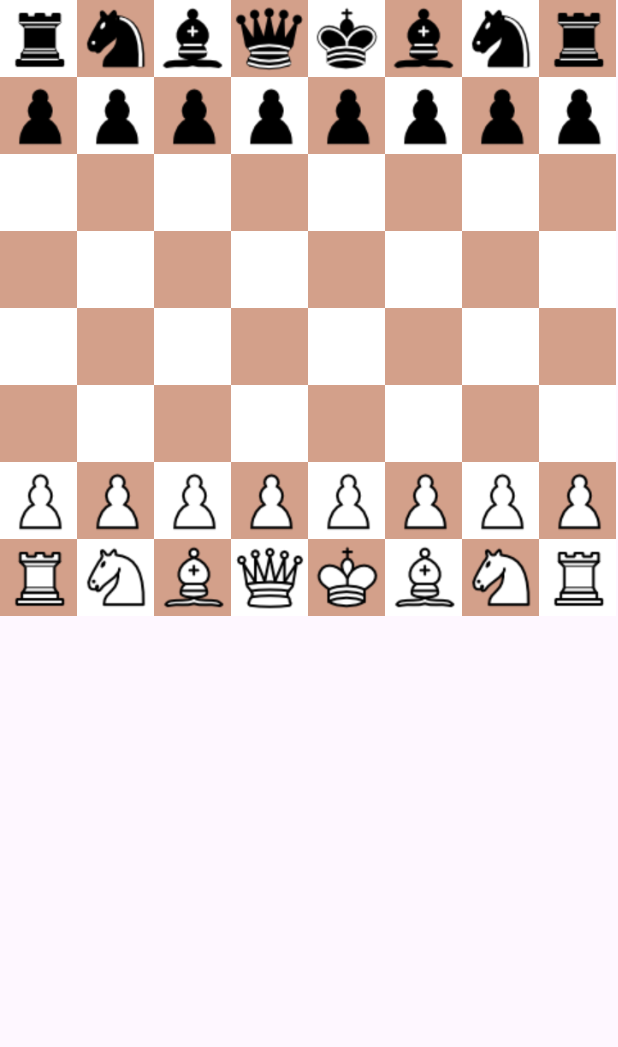
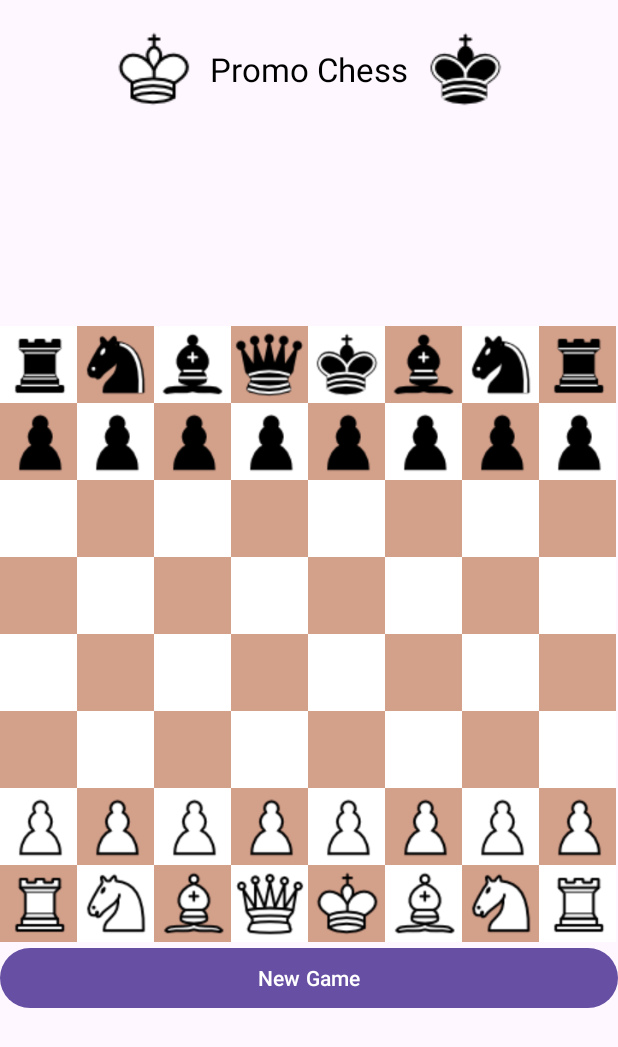
Before and after one commit to dhruv292911/promoChess, an Android app: the screen it shows after launch (MainActivity), on a phone screen of 412 x 824 dp. Shown: the top 1047 px of the screen. Run offline under Robolectric (Android 15) with nearby library versions, the phone set to English and light mode, and no system bars.

Commit message:
Added basic layout, such as title and new game button. Pushed the board down to center of the screen. Fixed another bug in the checkmate algorithm.

```diff
--- a/app/src/main/res/layout/activity_main.xml
+++ b/app/src/main/res/layout/activity_main.xml
@@ -1,15 +1,66 @@
-<GridLayout
+<LinearLayout
     xmlns:android="http://schemas.android.com/apk/res/android"
     xmlns:tools="http://schemas.android.com/tools"
-    android:id="@+id/chessboard"
-    android:layout_width="wrap_content"
+    android:layout_width="match_parent"
     android:layout_height="wrap_content"
-    android:columnCount="8"
-    android:rowCount="8"
-    tools:context=".MainActivity">
+    android:orientation="vertical">
 
-    <!-- Adding ImageViews representing the squares of the chessboard -->
-    <!-- Use repetition or loop to generate 64 ImageViews -->
+    <LinearLayout
+        android:layout_width="match_parent"
+        android:layout_height="wrap_content"
+        android:gravity="center_vertical|center_horizontal"
+        android:padding="16dp">
 
+        <ImageView
+            android:layout_width="wrap_content"
+            android:layout_height="wrap_content"
+            android:src="@drawable/white_king"
+            android:layout_gravity="start"
+            android:layout_marginEnd="8dp"/>
 
-</GridLayout>
+        <TextView
+            android:layout_width="wrap_content"
+            android:layout_height="wrap_content"
+            android:text="Promo Chess"
+            android:textSize="22sp"
+            android:textColor="#000000"/>
+
+        <ImageView
+            android:layout_width="wrap_content"
+            android:layout_height="wrap_content"
+            android:src="@drawable/black_king"
+            android:layout_gravity="end"
+            android:layout_marginStart="8dp"/>
+    </LinearLayout>
+
+    <!-- Empty LinearLayout with 200dp height -->
+    <LinearLayout
+        android:layout_width="match_parent"
+        android:layout_height="125dp"
+        android:orientation="vertical"/>
+
+    <GridLayout
+        android:id="@+id/chessboard"
+        android:layout_width="wrap_content"
+        android:layout_height="wrap_content"
+        android:columnCount="8"
+        android:rowCount="8"/>
+    <!-- New Game Button -->
+    <Button
+        android:id="@+id/new_game_button"
+        android:layout_width="match_parent"
+        android:layout_height="wrap_content"
+        android:layout_gravity="center_horizontal"
+        android:text="New Game"/>
+
+    <!-- Dynamic TextView -->
+    <TextView
+        android:id="@+id/game_over_text"
+        android:layout_width="wrap_content"
+        android:layout_height="wrap_content"
+        android:layout_gravity="center_horizontal"
+        android:textSize="18sp"
+        android:textColor="#FF0000"
+        android:textAlignment="center"/>
+
+</LinearLayout>
```
Also changed, not shown: app/src/main/java/com/example/promochess/VirtualChessGame.kt (+103 -21 lines).
